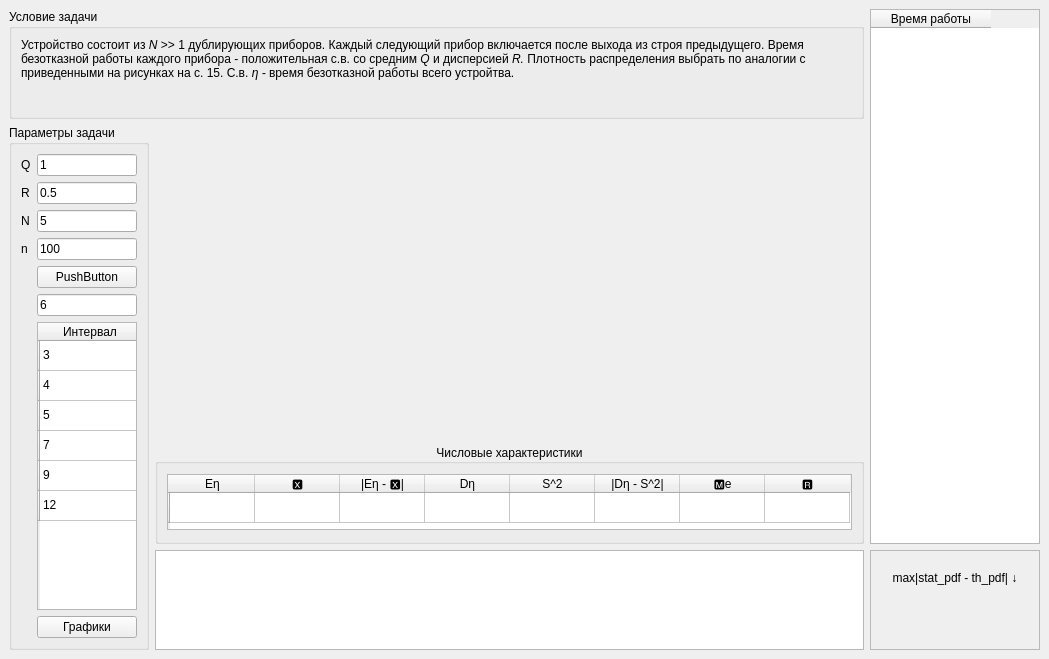
First picture: the form in prob_theory_lab_01/main_window.ui, repository acid9reen/prob_theory_lab_01, before the edit.
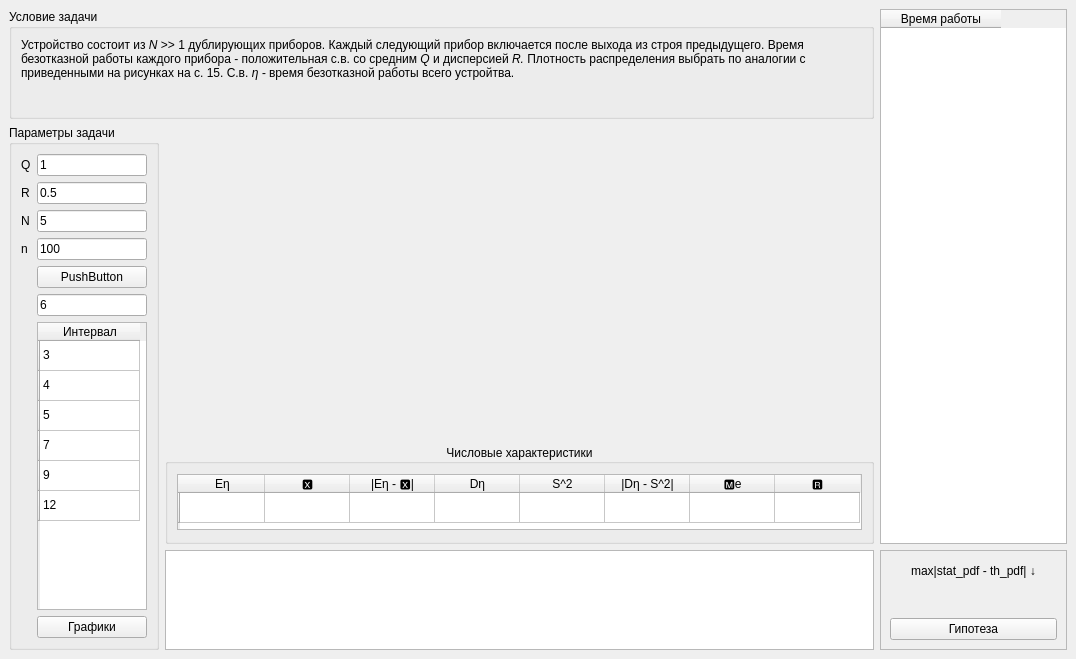
Second picture: the form after the edit. Custom widgets are drawn as their Qt base class.

What changed in the file:
```diff
--- a/prob_theory_lab_01/main_window.ui
+++ b/prob_theory_lab_01/main_window.ui
@@ -6,7 +6,7 @@
    <rect>
     <x>0</x>
     <y>0</y>
-    <width>1049</width>
+    <width>1076</width>
     <height>659</height>
    </rect>
   </property>
@@ -456,6 +456,13 @@
          </property>
         </widget>
        </item>
+       <item>
+        <widget class="QPushButton" name="check_hypothesis_btn">
+         <property name="text">
+          <string>Гипотеза</string>
+         </property>
+        </widget>
+       </item>
       </layout>
      </widget>
     </item>
```
